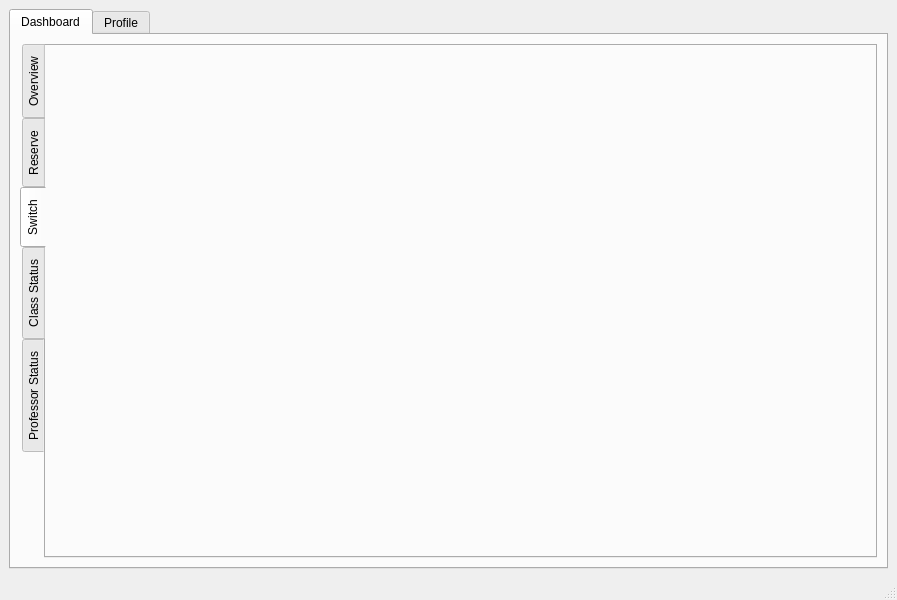
Qt form bms/mainwindow.ui (MythicSTR/bms-project) before a commit.
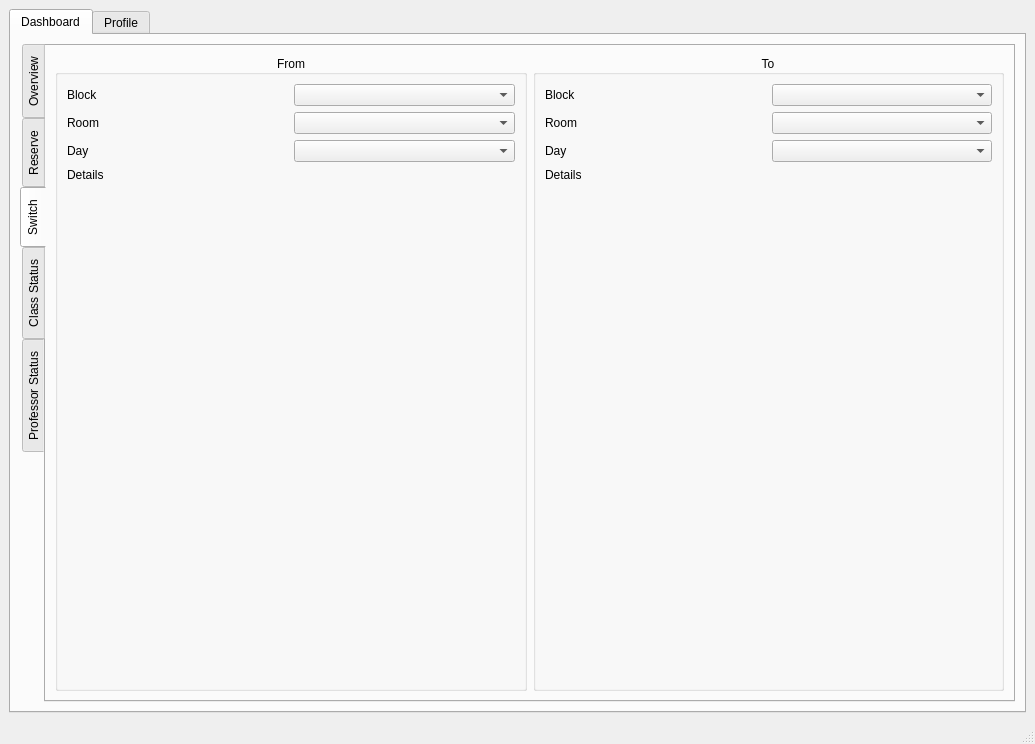
The same form after that commit.

Commit message: added widgets to dashboard-switch

Diff of the .ui file:
```diff
--- a/bms/mainwindow.ui
+++ b/bms/mainwindow.ui
@@ -6,8 +6,8 @@
    <rect>
     <x>0</x>
     <y>0</y>
-    <width>897</width>
-    <height>600</height>
+    <width>1035</width>
+    <height>744</height>
    </rect>
   </property>
   <property name="windowTitle">
@@ -53,6 +53,136 @@
            <attribute name="title">
             <string>Switch</string>
            </attribute>
+           <layout class="QHBoxLayout" name="horizontalLayout_13">
+            <item>
+             <widget class="QGroupBox" name="groupBox_2">
+              <property name="title">
+               <string>From</string>
+              </property>
+              <property name="alignment">
+               <set>Qt::AlignCenter</set>
+              </property>
+              <layout class="QVBoxLayout" name="verticalLayout_3">
+               <item>
+                <layout class="QHBoxLayout" name="horizontalLayout_9">
+                 <item>
+                  <widget class="QLabel" name="label_6">
+                   <property name="text">
+                    <string>Block</string>
+                   </property>
+                  </widget>
+                 </item>
+                 <item>
+                  <widget class="QComboBox" name="comboBox_6"/>
+                 </item>
+                </layout>
+               </item>
+               <item>
+                <layout class="QHBoxLayout" name="horizontalLayout_10">
+                 <item>
+                  <widget class="QLabel" name="label_8">
+                   <property name="text">
+                    <string>Room</string>
+                   </property>
+                  </widget>
+                 </item>
+                 <item>
+                  <widget class="QComboBox" name="comboBox_7"/>
+                 </item>
+                </layout>
+               </item>
+               <item>
+                <layout class="QHBoxLayout" name="horizontalLayout_11">
+                 <item>
+                  <widget class="QLabel" name="label_12">
+                   <property name="text">
+                    <string>Day</string>
+                   </property>
+                  </widget>
+                 </item>
+                 <item>
+                  <widget class="QComboBox" name="comboBox_10"/>
+                 </item>
+                </layout>
+               </item>
+               <item>
+                <widget class="QLabel" name="label_10">
+                 <property name="text">
+                  <string>Details</string>
+                 </property>
+                 <property name="alignment">
+                  <set>Qt::AlignLeading|Qt::AlignLeft|Qt::AlignTop</set>
+                 </property>
+                </widget>
+               </item>
+              </layout>
+             </widget>
+            </item>
+            <item>
+             <widget class="QGroupBox" name="groupBox_3">
+              <property name="title">
+               <string>To</string>
+              </property>
+              <property name="alignment">
+               <set>Qt::AlignCenter</set>
+              </property>
+              <layout class="QVBoxLayout" name="verticalLayout_2">
+               <item>
+                <layout class="QHBoxLayout" name="horizontalLayout_8">
+                 <item>
+                  <widget class="QLabel" name="label_7">
+                   <property name="text">
+                    <string>Block</string>
+                   </property>
+                  </widget>
+                 </item>
+                 <item>
+                  <widget class="QComboBox" name="comboBox_8"/>
+                 </item>
+                </layout>
+               </item>
+               <item>
+                <layout class="QHBoxLayout" name="horizontalLayout_7">
+                 <item>
+                  <widget class="QLabel" name="label_9">
+                   <property name="text">
+                    <string>Room</string>
+                   </property>
+                  </widget>
+                 </item>
+                 <item>
+                  <widget class="QComboBox" name="comboBox_9"/>
+                 </item>
+                </layout>
+               </item>
+               <item>
+                <layout class="QHBoxLayout" name="horizontalLayout_12">
+                 <item>
+                  <widget class="QLabel" name="label_13">
+                   <property name="text">
+                    <string>Day</string>
+                   </property>
+                  </widget>
+                 </item>
+                 <item>
+                  <widget class="QComboBox" name="comboBox_11"/>
+                 </item>
+                </layout>
+               </item>
+               <item>
+                <widget class="QLabel" name="label_11">
+                 <property name="text">
+                  <string>Details</string>
+                 </property>
+                 <property name="alignment">
+                  <set>Qt::AlignLeading|Qt::AlignLeft|Qt::AlignTop</set>
+                 </property>
+                </widget>
+               </item>
+              </layout>
+             </widget>
+            </item>
+           </layout>
           </widget>
           <widget class="QWidget" name="tab_6">
            <attribute name="title">
```
Left out of the diff: 2 changed lines with no effect on the pictures.
